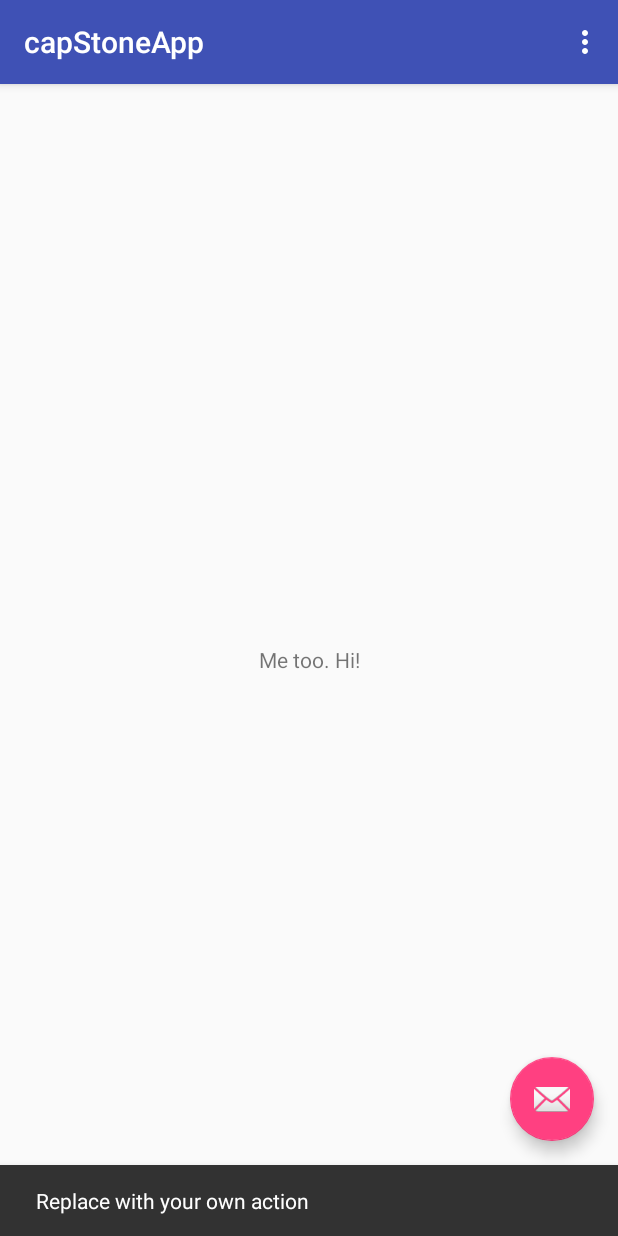
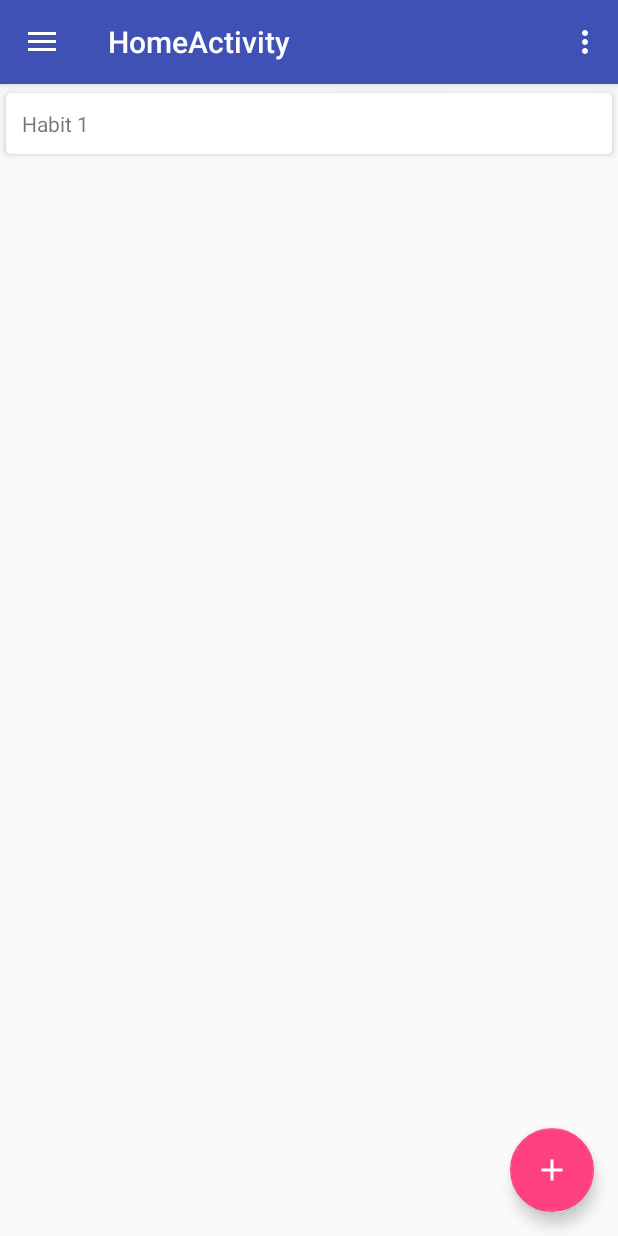
Before and after one commit to shogunatealex/capstone-three-triangles, an Android app: the screen it shows after launch (MainActivity before the commit, HomeActivity after it), after a tap on an icon or button, on a phone screen of 412 x 824 dp. Run offline under Robolectric (Android 15) with nearby library versions, the phone set to English and light mode, and no system bars.

Commit message:
Created the home activity, implementing a recyclerview to store the list of habits, the sidebar fragment, and the fab button.

```diff
--- a/app/build.gradle
+++ b/app/build.gradle
@@ -9,6 +9,7 @@ android {
         versionCode 1
         versionName "1.0"
         testInstrumentationRunner "android.support.test.runner.AndroidJUnitRunner"
+        vectorDrawables.useSupportLibrary = true
     }
     buildTypes {
         release {
@@ -26,4 +27,8 @@ dependencies {
     testImplementation 'junit:junit:4.12'
     androidTestImplementation 'com.android.support.test:runner:1.0.1'
     androidTestImplementation 'com.android.support.test.espresso:espresso-core:3.0.1'
+
+    compile 'com.android.support:cardview-v7:26.1.0'
+    compile 'com.android.support:recyclerview-v7:26.1.0'
+    compile 'com.android.support:design:26.1.0'
 }
--- a/app/src/main/AndroidManifest.xml
+++ b/app/src/main/AndroidManifest.xml
@@ -13,6 +13,11 @@
             android:name=".MainActivity"
             android:label="@string/app_name"
             android:theme="@style/AppTheme.NoActionBar">
+        </activity>
+        <activity
+            android:name=".HomeActivity"
+            android:label="@string/title_activity_home"
+            android:theme="@style/AppTheme.NoActionBar">
             <intent-filter>
                 <action android:name="android.intent.action.MAIN" />
 
--- /dev/null
+++ b/app/src/main/java/com/bamashire/capstoneapp/Habit.java
@@ -0,0 +1,22 @@
+package com.bamashire.capstoneapp;
+
+/**
+ * Created by NateHochstetler on 2/18/18.
+ */
+
+public class Habit {
+
+    private String name;
+
+    public Habit(String name) {
+        this.name = name;
+    }
+
+    public String getName() {
+        return name;
+    }
+
+    public void setName(String name) {
+        this.name = name;
+    }
+}
--- /dev/null
+++ b/app/src/main/java/com/bamashire/capstoneapp/HomeActivity.java
@@ -0,0 +1,113 @@
+package com.bamashire.capstoneapp;
+
+import android.os.Bundle;
+import android.support.design.widget.FloatingActionButton;
+import android.support.design.widget.Snackbar;
+import android.support.v7.widget.LinearLayoutManager;
+import android.support.v7.widget.RecyclerView;
+import android.view.View;
+import android.support.design.widget.NavigationView;
+import android.support.v4.view.GravityCompat;
+import android.support.v4.widget.DrawerLayout;
+import android.support.v7.app.ActionBarDrawerToggle;
+import android.support.v7.app.AppCompatActivity;
+import android.support.v7.widget.Toolbar;
+import android.view.Menu;
+import android.view.MenuItem;
+
+import java.util.ArrayList;
+import java.util.List;
+
+public class HomeActivity extends AppCompatActivity
+        implements NavigationView.OnNavigationItemSelectedListener {
+
+    private RecyclerView homeRecyclerView;
+    private RecyclerView.Adapter homeAdapter;
+    private RecyclerView.LayoutManager homeLayoutManager;
+    private List<Habit> myDataset = new ArrayList<Habit>();
+
+    @Override
+    protected void onCreate(Bundle savedInstanceState) {
+        super.onCreate(savedInstanceState);
+        setContentView(R.layout.activity_home);
+        Toolbar toolbar = (Toolbar) findViewById(R.id.toolbar);
+        setSupportActionBar(toolbar);
+
+        //Defining the recyclerview (list of all habits)
+        homeRecyclerView = (RecyclerView) findViewById(R.id.home_recycler_view);
+        homeRecyclerView.setHasFixedSize(true);
+
+        homeLayoutManager = new LinearLayoutManager(this);
+        homeRecyclerView.setLayoutManager(homeLayoutManager);
+
+        homeAdapter = new HomeAdapter(myDataset);
+        homeRecyclerView.setAdapter(homeAdapter);
+
+        FloatingActionButton fab = (FloatingActionButton) findViewById(R.id.fab);
+        fab.setOnClickListener(new View.OnClickListener() {
+            @Override
+            public void onClick(View view) {
+                myDataset.add(new Habit("Habit " + (myDataset.size() + 1)));
+                homeAdapter.notifyDataSetChanged();
+            }
+        });
+
+        DrawerLayout drawer = (DrawerLayout) findViewById(R.id.drawer_layout);
+        ActionBarDrawerToggle toggle = new ActionBarDrawerToggle(
+                this, drawer, toolbar, R.string.navigation_drawer_open, R.string.navigation_drawer_close);
+        drawer.addDrawerListener(toggle);
+        toggle.syncState();
+
+        NavigationView navigationView = (NavigationView) findViewById(R.id.nav_view);
+        navigationView.setNavigationItemSelectedListener(this);
+    }
+
+    @Override
+    public void onBackPressed() {
+        DrawerLayout drawer = (DrawerLayout) findViewById(R.id.drawer_layout);
+        if (drawer.isDrawerOpen(GravityCompat.START)) {
+            drawer.closeDrawer(GravityCompat.START);
+        } else {
+            super.onBackPressed();
+        }
+    }
+
+    @Override
+    public boolean onCreateOptionsMenu(Menu menu) {
+        // Inflate the menu; this adds items to the action bar if it is present.
+        getMenuInflater().inflate(R.menu.home, menu);
+        return true;
+    }
+
+    @Override
+    public boolean onOptionsItemSelected(MenuItem item) {
+        // Handle action bar item clicks here. The action bar will
+        // automatically handle clicks on the Home/Up button, so long
+        // as you specify a parent activity in AndroidManifest.xml.
+        int id = item.getItemId();
+
+        //noinspection SimplifiableIfStatement
+        if (id == R.id.action_settings) {
+            return true;
+        }
+
+        return super.onOptionsItemSelected(item);
+    }
+
+    @SuppressWarnings("StatementWithEmptyBody")
+    @Override
+    public boolean onNavigationItemSelected(MenuItem item) {
+        // Handle navigation view item clicks here.
+        int id = item.getItemId();
+
+        if (id == R.id.nav_manage) {
+
+        } else if (id == R.id.nav_share) {
+
+        }
+
+        DrawerLayout drawer = (DrawerLayout) findViewById(R.id.drawer_layout);
+        drawer.closeDrawer(GravityCompat.START);
+        return true;
+    }
+}
--- /dev/null
+++ b/app/src/main/java/com/bamashire/capstoneapp/HomeAdapter.java
@@ -0,0 +1,67 @@
+package com.bamashire.capstoneapp;
+
+import android.support.v7.widget.RecyclerView;
+import android.text.Layout;
+import android.view.LayoutInflater;
+import android.view.View;
+import android.view.ViewGroup;
+import android.widget.TextView;
+
+import java.util.List;
+
+/**
+ * Created by NateHochstetler on 2/18/18.
+ */
+
+public class HomeAdapter extends RecyclerView.Adapter<HomeAdapter.ViewHolder> {
+    private List<Habit> habits;
+
+    // Provide a reference to the views for each data item
+    // Complex data items may need more than one view per item, and
+    // you provide access to all the views for a data item in a view holder
+    public static class ViewHolder extends RecyclerView.ViewHolder {
+        // each data item is just a string in this case
+        public TextView txtName;
+
+        public ViewHolder(View v) {
+            super(v);
+            txtName = (TextView) v.findViewById(R.id.txt_name);
+        }
+    }
+
+    // Provide a suitable constructor (depends on the kind of dataset)
+    public HomeAdapter(List<Habit> myDataset) {
+        habits = myDataset;
+    }
+
+    // Create new views (invoked by the layout manager)
+    @Override
+    public HomeAdapter.ViewHolder onCreateViewHolder(ViewGroup parent, int viewType) {
+        // create a new view
+        LayoutInflater inflater = LayoutInflater.from(parent.getContext());
+        View v = inflater.inflate(R.layout.recycler_item_home, parent, false);
+
+        // set the view's size, margins, paddings and layout parameters
+        ViewHolder vh = new ViewHolder(v);
+
+        return vh;
+    }
+
+    // Replace the contents of a view (invoked by the layout manager)
+    @Override
+    public void onBindViewHolder(ViewHolder holder, int position) {
+        // - get element from your dataset at this position
+        // - replace the contents of the view with that element
+        final Habit h = habits.get(position);
+        holder.txtName.setText(h.getName());
+
+    }
+
+    // Return the size of your dataset (invoked by the layout manager)
+    @Override
+    public int getItemCount() {
+        return habits.size();
+    }
+
+
+}
--- /dev/null
+++ b/app/src/main/res/drawable-v21/ic_menu_manage.xml
@@ -0,0 +1,9 @@
+<vector xmlns:android="http://schemas.android.com/apk/res/android"
+    android:width="24dp"
+    android:height="24dp"
+    android:viewportHeight="24.0"
+    android:viewportWidth="24.0">
+    <path
+        android:fillColor="#FF000000"
+        android:pathData="M22.7,19l-9.1,-9.1c0.9,-2.3 0.4,-5 -1.5,-6.9 -2,-2 -5,-2.4 -7.4,-1.3L9,6 6,9 1.6,4.7C0.4,7.1 0.9,10.1 2.9,12.1c1.9,1.9 4.6,2.4 6.9,1.5l9.1,9.1c0.4,0.4 1,0.4 1.4,0l2.3,-2.3c0.5,-0.4 0.5,-1.1 0.1,-1.4z" />
+</vector>
--- /dev/null
+++ b/app/src/main/res/drawable-v21/ic_menu_share.xml
@@ -0,0 +1,9 @@
+<vector xmlns:android="http://schemas.android.com/apk/res/android"
+    android:width="24dp"
+    android:height="24dp"
+    android:viewportHeight="24.0"
+    android:viewportWidth="24.0">
+    <path
+        android:fillColor="#FF000000"
+        android:pathData="M18,16.08c-0.76,0 -1.44,0.3 -1.96,0.77L8.91,12.7c0.05,-0.23 0.09,-0.46 0.09,-0.7s-0.04,-0.47 -0.09,-0.7l7.05,-4.11c0.54,0.5 1.25,0.81 2.04,0.81 1.66,0 3,-1.34 3,-3s-1.34,-3 -3,-3 -3,1.34 -3,3c0,0.24 0.04,0.47 0.09,0.7L8.04,9.81C7.5,9.31 6.79,9 6,9c-1.66,0 -3,1.34 -3,3s1.34,3 3,3c0.79,0 1.5,-0.31 2.04,-0.81l7.12,4.16c-0.05,0.21 -0.08,0.43 -0.08,0.65 0,1.61 1.31,2.92 2.92,2.92 1.61,0 2.92,-1.31 2.92,-2.92s-1.31,-2.92 -2.92,-2.92z" />
+</vector>
--- /dev/null
+++ b/app/src/main/res/drawable/ic_fab_plus.xml
@@ -0,0 +1,9 @@
+<vector xmlns:android="http://schemas.android.com/apk/res/android"
+    android:height="24dp"
+    android:width="24dp"
+    android:viewportWidth="24"
+    android:viewportHeight="24">
+    <path
+        android:fillColor="#FFFF"
+        android:pathData="M19,13H13V19H11V13H5V11H11V5H13V11H19V13Z" />
+</vector>
--- /dev/null
+++ b/app/src/main/res/drawable/side_nav_bar.xml
@@ -0,0 +1,9 @@
+<shape xmlns:android="http://schemas.android.com/apk/res/android"
+    android:shape="rectangle">
+    <gradient
+        android:angle="135"
+        android:centerColor="#009688"
+        android:endColor="#00695C"
+        android:startColor="#4DB6AC"
+        android:type="linear" />
+</shape>
--- /dev/null
+++ b/app/src/main/res/layout/activity_home.xml
@@ -0,0 +1,25 @@
+<?xml version="1.0" encoding="utf-8"?>
+<android.support.v4.widget.DrawerLayout xmlns:android="http://schemas.android.com/apk/res/android"
+    xmlns:app="http://schemas.android.com/apk/res-auto"
+    xmlns:tools="http://schemas.android.com/tools"
+    android:id="@+id/drawer_layout"
+    android:layout_width="match_parent"
+    android:layout_height="match_parent"
+    android:fitsSystemWindows="true"
+    tools:openDrawer="start">
+
+    <include
+        layout="@layout/app_bar_home"
+        android:layout_width="match_parent"
+        android:layout_height="match_parent" />
+
+    <android.support.design.widget.NavigationView
+        android:id="@+id/nav_view"
+        android:layout_width="wrap_content"
+        android:layout_height="match_parent"
+        android:layout_gravity="start"
+        android:fitsSystemWindows="true"
+        app:headerLayout="@layout/nav_header_home"
+        app:menu="@menu/activity_home_drawer" />
+
+</android.support.v4.widget.DrawerLayout>
--- /dev/null
+++ b/app/src/main/res/layout/app_bar_home.xml
@@ -0,0 +1,33 @@
+<?xml version="1.0" encoding="utf-8"?>
+<android.support.design.widget.CoordinatorLayout xmlns:android="http://schemas.android.com/apk/res/android"
+    xmlns:app="http://schemas.android.com/apk/res-auto"
+    xmlns:tools="http://schemas.android.com/tools"
+    android:layout_width="match_parent"
+    android:layout_height="match_parent"
+    tools:context="com.bamashire.capstoneapp.HomeActivity">
+
+    <android.support.design.widget.AppBarLayout
+        android:layout_width="match_parent"
+        android:layout_height="wrap_content"
+        android:theme="@style/AppTheme.AppBarOverlay">
+
+        <android.support.v7.widget.Toolbar
+            android:id="@+id/toolbar"
+            android:layout_width="match_parent"
+            android:layout_height="?attr/actionBarSize"
+            android:background="?attr/colorPrimary"
+            app:popupTheme="@style/AppTheme.PopupOverlay" />
+
+    </android.support.design.widget.AppBarLayout>
+
+    <include layout="@layout/content_home" />
+
+    <android.support.design.widget.FloatingActionButton
+        android:id="@+id/fab"
+        android:layout_width="wrap_content"
+        android:layout_height="wrap_content"
+        android:layout_gravity="bottom|end"
+        android:layout_margin="@dimen/fab_margin"
+        app:srcCompat="@drawable/ic_fab_plus" />
+
+</android.support.design.widget.CoordinatorLayout>
--- /dev/null
+++ b/app/src/main/res/layout/content_home.xml
@@ -0,0 +1,17 @@
+<?xml version="1.0" encoding="utf-8"?>
+<android.support.constraint.ConstraintLayout xmlns:android="http://schemas.android.com/apk/res/android"
+    xmlns:app="http://schemas.android.com/apk/res-auto"
+    xmlns:tools="http://schemas.android.com/tools"
+    android:layout_width="match_parent"
+    android:layout_height="match_parent"
+    app:layout_behavior="@string/appbar_scrolling_view_behavior"
+    tools:context="com.bamashire.capstoneapp.HomeActivity"
+    tools:showIn="@layout/app_bar_home">
+
+    <android.support.v7.widget.RecyclerView
+        android:id="@+id/home_recycler_view"
+        android:scrollbars="vertical"
+        android:layout_width="match_parent"
+        android:layout_height="match_parent"/>
+
+</android.support.constraint.ConstraintLayout>
--- /dev/null
+++ b/app/src/main/res/layout/nav_header_home.xml
@@ -0,0 +1,35 @@
+<?xml version="1.0" encoding="utf-8"?>
+<LinearLayout xmlns:android="http://schemas.android.com/apk/res/android"
+    xmlns:app="http://schemas.android.com/apk/res-auto"
+    android:layout_width="match_parent"
+    android:layout_height="@dimen/nav_header_height"
+    android:background="@drawable/side_nav_bar"
+    android:gravity="bottom"
+    android:orientation="vertical"
+    android:paddingBottom="@dimen/activity_vertical_margin"
+    android:paddingLeft="@dimen/activity_horizontal_margin"
+    android:paddingRight="@dimen/activity_horizontal_margin"
+    android:paddingTop="@dimen/activity_vertical_margin"
+    android:theme="@style/ThemeOverlay.AppCompat.Dark">
+
+    <ImageView
+        android:id="@+id/imageView"
+        android:layout_width="wrap_content"
+        android:layout_height="wrap_content"
+        android:paddingTop="@dimen/nav_header_vertical_spacing"
+        app:srcCompat="@mipmap/ic_launcher_round" />
+
+    <TextView
+        android:layout_width="match_parent"
+        android:layout_height="wrap_content"
+        android:paddingTop="@dimen/nav_header_vertical_spacing"
+        android:text="Nick Saban"
+        android:textAppearance="@style/TextAppearance.AppCompat.Body1" />
+
+    <TextView
+        android:id="@+id/textView"
+        android:layout_width="wrap_content"
+        android:layout_height="wrap_content"
+        android:text="nick.saban@ua.edu" />
+
+</LinearLayout>
--- /dev/null
+++ b/app/src/main/res/layout/recycler_item_home.xml
@@ -0,0 +1,24 @@
+<?xml version="1.0" encoding="utf-8"?>
+<android.support.v7.widget.CardView xmlns:android="http://schemas.android.com/apk/res/android"
+    xmlns:card_view="http://schemas.android.com/apk/res-auto"
+    android:layout_width="match_parent"
+    android:layout_height="wrap_content"
+    card_view:cardCornerRadius="3dp"
+    card_view:cardElevation="3dp"
+    card_view:cardUseCompatPadding="true">
+
+    <LinearLayout xmlns:android="http://schemas.android.com/apk/res/android"
+        android:layout_width="match_parent"
+        android:layout_height="wrap_content"
+        android:layout_margin="5dp"
+        android:orientation="vertical"
+        android:padding="5dp">
+
+        <TextView
+            android:id="@+id/txt_name"
+            android:layout_width="match_parent"
+            android:layout_height="wrap_content" />
+
+    </LinearLayout>
+
+</android.support.v7.widget.CardView>
--- /dev/null
+++ b/app/src/main/res/menu/activity_home_drawer.xml
@@ -0,0 +1,22 @@
+<?xml version="1.0" encoding="utf-8"?>
+<menu xmlns:android="http://schemas.android.com/apk/res/android"
+    xmlns:tools="http://schemas.android.com/tools"
+    tools:showIn="navigation_view">
+
+    <group android:checkableBehavior="single">
+        <item
+            android:id="@+id/nav_manage"
+            android:icon="@drawable/ic_menu_manage"
+            android:title="Tools" />
+    </group>
+
+    <item android:title="Test">
+        <menu>
+            <item
+                android:id="@+id/nav_share"
+                android:icon="@drawable/ic_menu_share"
+                android:title="Share" />
+        </menu>
+    </item>
+
+</menu>
--- /dev/null
+++ b/app/src/main/res/menu/home.xml
@@ -0,0 +1,9 @@
+<?xml version="1.0" encoding="utf-8"?>
+<menu xmlns:android="http://schemas.android.com/apk/res/android"
+    xmlns:app="http://schemas.android.com/apk/res-auto">
+    <item
+        android:id="@+id/action_settings"
+        android:orderInCategory="100"
+        android:title="@string/action_settings"
+        app:showAsAction="never" />
+</menu>
--- /dev/null
+++ b/app/src/main/res/values-v21/styles.xml
@@ -0,0 +1 @@
+<resources></resources>
--- a/app/src/main/res/values/dimens.xml
+++ b/app/src/main/res/values/dimens.xml
@@ -1,3 +1,8 @@
 <resources>
     <dimen name="fab_margin">16dp</dimen>
+    <!-- Default screen margins, per the Android Design guidelines. -->
+    <dimen name="activity_horizontal_margin">16dp</dimen>
+    <dimen name="activity_vertical_margin">16dp</dimen>
+    <dimen name="nav_header_vertical_spacing">8dp</dimen>
+    <dimen name="nav_header_height">176dp</dimen>
 </resources>
--- /dev/null
+++ b/app/src/main/res/values/drawables.xml
@@ -0,0 +1,4 @@
+<resources xmlns:android="http://schemas.android.com/apk/res/android">
+    <item name="ic_menu_manage" type="drawable">@android:drawable/ic_menu_manage</item>
+    <item name="ic_menu_share" type="drawable">@android:drawable/ic_menu_share</item>
+</resources>
--- a/app/src/main/res/values/strings.xml
+++ b/app/src/main/res/values/strings.xml
@@ -1,4 +1,7 @@
 <resources>
     <string name="app_name">capStoneApp</string>
     <string name="action_settings">Settings</string>
+    <string name="title_activity_home">HomeActivity</string>
+    <string name="navigation_drawer_open">Open navigation drawer</string>
+    <string name="navigation_drawer_close">Close navigation drawer</string>
 </resources>
```
